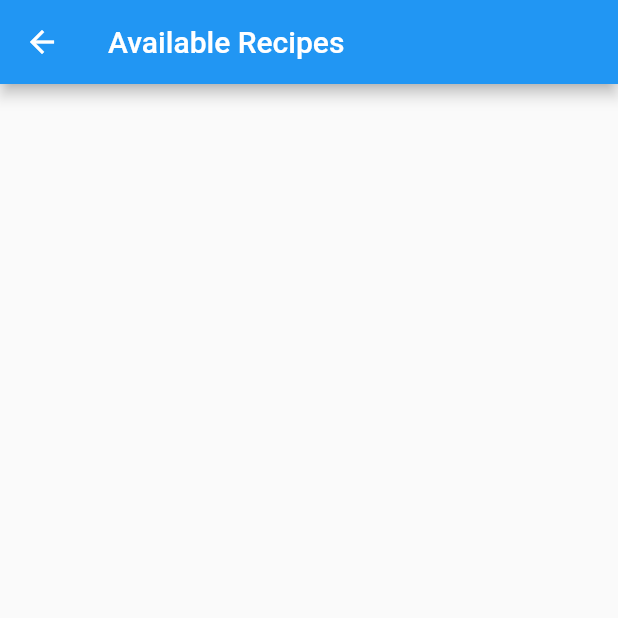
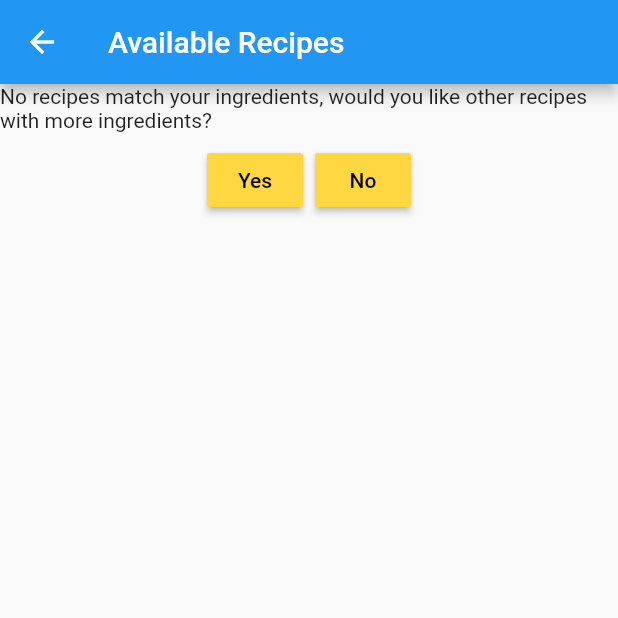
Before and after one commit to Joao-Maria-Janeiro/Cook-My-Leftovers, a Flutter app: the RecipesStage screen opened directly, on a phone screen of 412 x 824 dp, the top half of it. Run offline on Flutter 3.47's test engine with Material 2 defaults, Android fonts, the phone set to English and light mode, and no system bars.

Commit message:
Changed main page design and handled empty lists in second screen

```diff
--- a/lib/pages/get_recipes.dart
+++ b/lib/pages/get_recipes.dart
@@ -53,6 +53,7 @@ class RecipesStageState extends State<RecipesStage> {
 
   @override
   Widget build(BuildContext context) {
+      if(filtered.length != 0){
         return new Scaffold(
           appBar: new AppBar(
             title: new Text("Available Recipes"),
@@ -89,5 +90,41 @@ class RecipesStageState extends State<RecipesStage> {
             },
           ),
         );
+      }else{
+        return new Scaffold(
+          appBar: new AppBar(
+            title: new Text("Available Recipes"),
+          ),
+          body: new Container(
+            child: Center(
+              child: Column(
+                children: <Widget>[
+                  Text("No recipes match your ingredients, would you like other recipes with more ingredients? "),
+                  new ButtonTheme.bar(
+                    child: new ButtonBar(
+                      alignment: MainAxisAlignment.center,
+                      children: <Widget>[
+                        new RaisedButton(
+                          onPressed: () => setState(() { filtered.addAll(data); }),
+                          child: new Text("Yes"),
+                          color: Colors.amberAccent,
+                        ),
+                        new RaisedButton(
+                          onPressed: () => Navigator.of(context).pop(),
+                          child: new Text("No"),
+                          color: Colors.amberAccent,
+                        ),
+                      ],
+                    ),
+                  ),
+                ],
+              ),
+            ),
+          ),
+        );
       }
+
     }
+
+
+  }
```
Also changed, not shown: lib/main.dart (+28 -9 lines), lib/pages/saved_recipes.dart (added, +23 -0 lines). Lines whose indentation alone changed are shown as unchanged.
